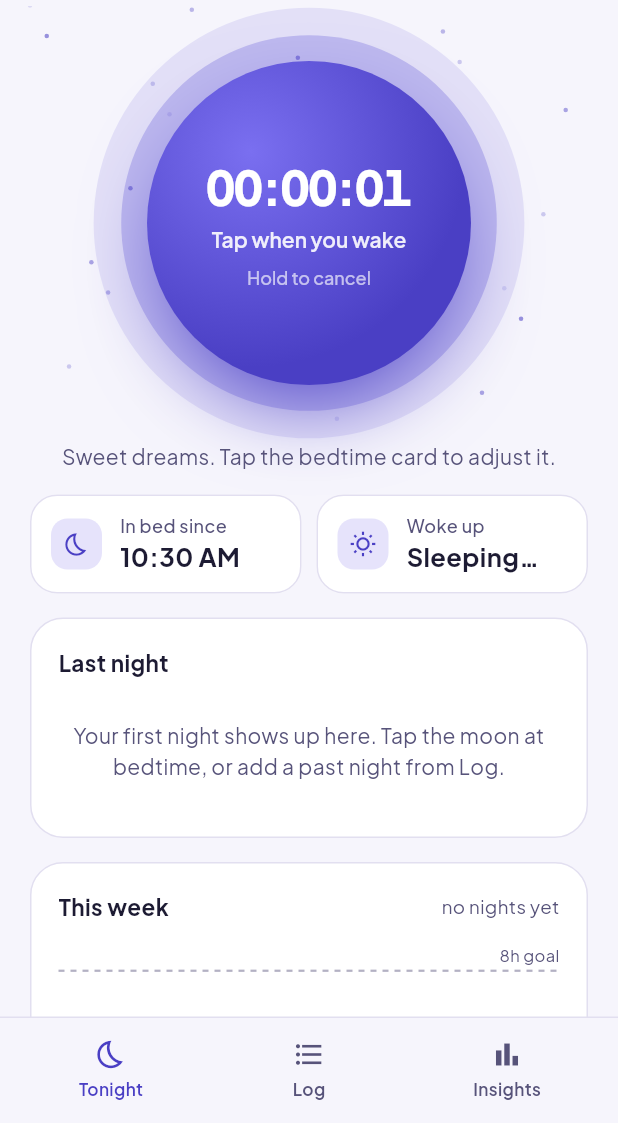
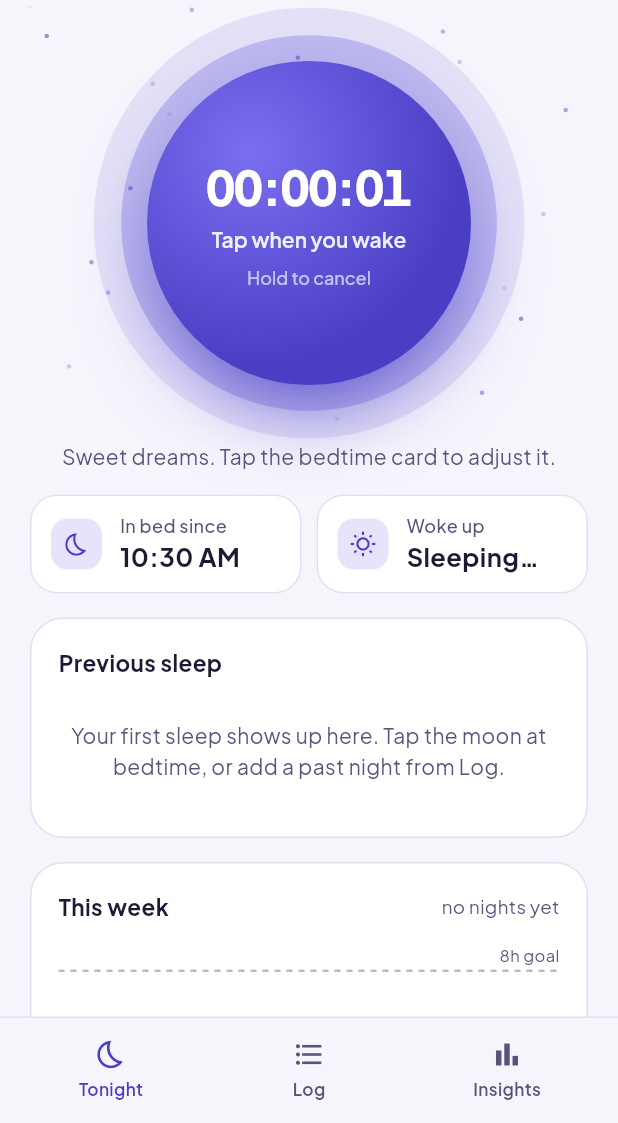
Before and after one commit to arabelagaje/Sleep-Tracker, a Flutter app: the screen it shows after launch, after a tap on "Start sleep", on a phone screen of 412 x 824 dp, the part 113-1236 px from its top. Run offline on Flutter 3.47's test engine with Material 3 defaults, Android fonts, the phone set to English and light mode, and no system bars; our stand-ins replace file_picker, sqflite; accounts and stored records are empty.

Commit message:
Show the latest sleep, nap or night, on the card and tile
The card is now "Previous sleep". A nap stopped from the tile shows up
there and on the tile itself; it isn't compared with the night average.

Co-Authored-By: Claude Opus 5.5 <noreply@anthropic.com>
Claude-Session: https://claude.ai/code/session_01Ex4BhHhgza9rM8jiSeL8nM

```diff
--- a/lib/providers/sleep_provider.dart
+++ b/lib/providers/sleep_provider.dart
@@ -23,7 +23,8 @@ class SleepProvider extends ChangeNotifier {
 
   // Finished sessions without naps, newest wake-up first. Stats and charts use these.
   List<SleepSession> get nights => _nights;
-  SleepSession? get lastNight => _nights.isEmpty ? null : _nights.first;
+  // Latest finished session, nap or night: what you just did.
+  SleepSession? get previous => _finished.firstOrNull;
 
   Future<void> load() async {
     final all = await _db.getAllSessions();
@@ -33,7 +34,7 @@ class SleepProvider extends ChangeNotifier {
     _nights = _finished.where((s) => !s.isNap).toList();
     _loading = false;
     notifyListeners();
-    await QuickTile.push(_active, lastNight);
+    await QuickTile.push(_active, previous);
   }
 
   Future<void> startSleep([DateTime? at]) async {
--- a/lib/screens/tonight/tonight_screen.dart
+++ b/lib/screens/tonight/tonight_screen.dart
@@ -96,7 +96,7 @@ class TonightScreen extends StatelessWidget {
     final sleep = context.watch<SleepProvider>();
     final goal = context.select<SettingsProvider, Duration>((s) => s.goal);
     final nights = sleep.nights;
-    final last = sleep.lastNight;
+    final last = sleep.previous;
     final active = sleep.active;
     final usual = usualTimes(nights);
     final today = dateOnly(DateTime.now());
@@ -132,7 +132,8 @@ class TonightScreen extends StatelessWidget {
         const SizedBox(height: 16),
         LastNightCard(
           session: last,
-          deltaVsAverage: last != null && nights.length >= minNights
+          // The average is of nights, so a nap isn't compared with it.
+          deltaVsAverage: last != null && !last.isNap && nights.length >= minNights
               ? last.length - averageDuration(nights)
               : null,
           onEdit: () => _edit(context, last!),
--- a/lib/screens/tonight/widgets/last_night_card.dart
+++ b/lib/screens/tonight/widgets/last_night_card.dart
@@ -34,15 +34,15 @@ class LastNightCard extends StatelessWidget {
     final s = session;
     if (s == null) {
       return const SectionCard(
-        title: 'Last night',
+        title: 'Previous sleep',
         child: EmptyNote(
           message:
-              'Your first night shows up here. Tap the moon at bedtime, or add a past night from Log.',
+              'Your first sleep shows up here. Tap the moon at bedtime, or add a past night from Log.',
         ),
       );
     }
     return SectionCard(
-      title: 'Last night',
+      title: 'Previous sleep',
       trailing: CardLink('Edit', onPressed: onEdit),
       child: Column(
         crossAxisAlignment: CrossAxisAlignment.stretch,
```
Also changed, not shown: 2 other files.
